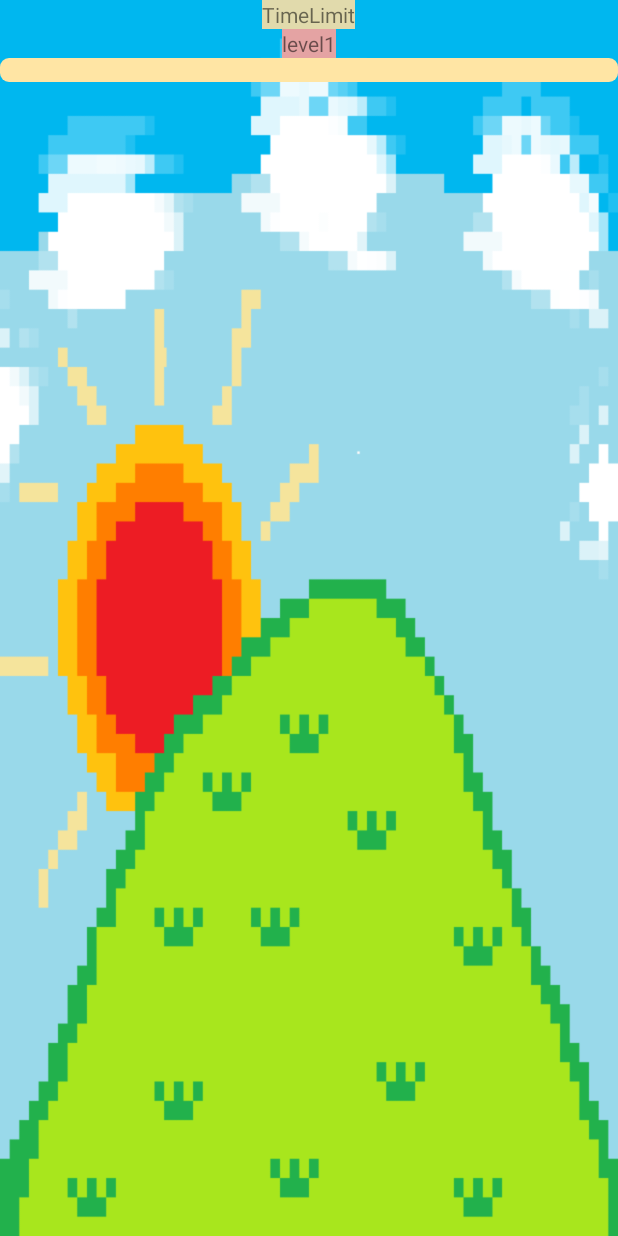
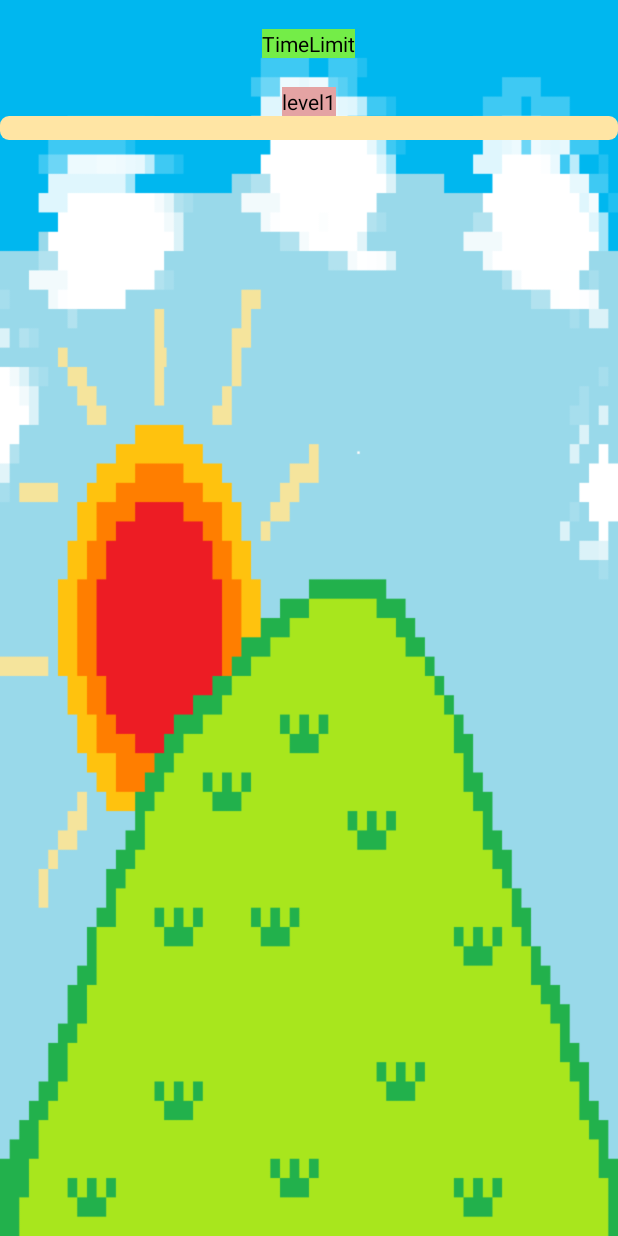
Before and after one commit to SwadDeeHawSudLoa/The-ACE-TAP-TAP, an Android app: the screen it shows after launch (GameActivityMain), after a tap on "START", on a phone screen of 412 x 824 dp. Run offline under Robolectric (Android 15) with nearby library versions, the phone set to English and light mode, and no system bars.

Commit message:
userinteface + music

```diff
--- a/MyTermProject/app/src/main/AndroidManifest.xml
+++ b/MyTermProject/app/src/main/AndroidManifest.xml
@@ -13,15 +13,19 @@
         android:theme="@style/Theme.MyTermProject"
         tools:targetApi="31">
         <activity
+            android:screenOrientation="portrait"
             android:name=".ScoreBoardActivity"
             android:exported="false" />
         <activity
+            android:screenOrientation="portrait"
             android:name=".SettingActivity"
             android:exported="false" />
         <activity
+            android:screenOrientation="portrait"
             android:name=".GameActivityMain"
             android:exported="false" />
         <activity
+            android:screenOrientation="portrait"
             android:name=".MainActivity"
             android:exported="true">
             <intent-filter>
--- a/MyTermProject/app/src/main/java/com/example/mytermproject/GameActivityMain.java
+++ b/MyTermProject/app/src/main/java/com/example/mytermproject/GameActivityMain.java
@@ -96,7 +96,6 @@ public class GameActivityMain extends AppCompatActivity {
     private void start() {
         Random ran = new Random();
         itemButon = findViewById(R.id.imageButton);
-gg = findViewById(R.id.imageView3);
         tap = 0;
         ShowPicin = 0;
         level = 1;
--- a/MyTermProject/app/src/main/java/com/example/mytermproject/MainActivity.java
+++ b/MyTermProject/app/src/main/java/com/example/mytermproject/MainActivity.java
@@ -3,27 +3,23 @@ package com.example.mytermproject;
 import androidx.appcompat.app.AppCompatActivity;
 
 import android.content.Intent;
+import android.media.MediaPlayer;
 import android.os.Bundle;
 import android.view.View;
 import android.widget.Button;
 import android.widget.ImageButton;
 
 public class MainActivity extends AppCompatActivity {
-
-
-    @Override
-    protected void onStart() {
-        super.onStart();
-    }
-
+MediaPlayer mp;
+private  boolean isplay ;
     @Override
     protected void onStop() {
-        super.onStop();
+        super.onStop();isplay =true;
     }
 
     @Override
     protected void onDestroy() {
-        super.onDestroy();
+        super.onDestroy();isplay =true;
     }
 
     @Override
@@ -41,6 +37,12 @@ public class MainActivity extends AppCompatActivity {
         super.onCreate(savedInstanceState);
         setContentView(R.layout.activity_main);
         ImageButton bt1 = findViewById(R.id.button);
+        if(isplay==false){
+            mp = MediaPlayer.create(MainActivity.this,R.raw.i);
+            mp.setLooping(true);
+            mp.start();
+        }
+
         bt1.setOnClickListener(new View.OnClickListener() {
             @Override
             public void onClick(View v) {
@@ -60,6 +62,7 @@ public class MainActivity extends AppCompatActivity {
         bt3.setOnClickListener(new View.OnClickListener() {
             @Override
             public void onClick(View v) {
+                mp.pause();
                 Intent intent3 = new Intent(MainActivity.this,ScoreBoardActivity.class);
                 startActivity(intent3);
             }
--- a/MyTermProject/app/src/main/java/com/example/mytermproject/ScoreBoardActivity.java
+++ b/MyTermProject/app/src/main/java/com/example/mytermproject/ScoreBoardActivity.java
@@ -28,7 +28,7 @@ import java.util.HashMap;
 public class ScoreBoardActivity extends AppCompatActivity {
     private EventData events;
     private Cursor cursor;
-    private Button btt;
+    private ImageButton btt;
 
     private ImageButton btt2;
 
--- a/MyTermProject/app/src/main/res/layout/activity_game_main.xml
+++ b/MyTermProject/app/src/main/res/layout/activity_game_main.xml
@@ -11,22 +11,27 @@
 
     <TextView
         android:id="@+id/timerTextView"
+        android:layout_marginTop="@dimen/size_2_19"
         android:layout_width="wrap_content"
         android:layout_height="wrap_content"
         android:layout_gravity="center"
         android:background="#000000"
-        android:backgroundTint="#E1DAAC"
-        android:text="@string/TimeLimit" />
+        android:backgroundTint="#74ED48"
+        android:text="@string/TimeLimit"
+        android:textColor="@color/black" />
 
     <TextView
         android:id="@+id/textView2"
+        android:layout_marginTop="@dimen/size_2_19"
         android:layout_width="wrap_content"
         android:layout_height="wrap_content"
         android:layout_gravity="center_horizontal"
         android:background="#E4A3A3"
-        android:text="@string/level1" />
+        android:text="@string/level1"
+        android:textColor="@color/black" />
 
     <ProgressBar
+
         android:id="@+id/simpleProgressBar"
         android:layout_width="match_parent"
         android:layout_height="wrap_content"
@@ -44,14 +49,6 @@
         android:visibility="invisible" />
 
     <ImageView
-        android:id="@+id/imageView3"
-        android:layout_width="110dp"
-        android:layout_height="108dp"
-        android:layout_gravity="center"
-        android:visibility="invisible"
-        tools:srcCompat="@tools:sample/backgrounds/scenic" />
-
-    <ImageView
         android:id="@+id/imageView"
         android:layout_width="327dp"
         android:layout_height="445dp"
--- a/MyTermProject/app/src/main/res/values/dimens.xml
+++ b/MyTermProject/app/src/main/res/values/dimens.xml
@@ -23,4 +23,5 @@
     <dimen name="size_19_195">195dp</dimen>
     <dimen name="textsize1">15sp</dimen>
     <dimen name="textsize2">13sp</dimen>
+    <dimen name="size100">100dp</dimen>
 </resources>
--- a/MyTermProject/app/src/main/res/values/strings.xml
+++ b/MyTermProject/app/src/main/res/values/strings.xml
@@ -20,4 +20,5 @@
     <string name="Easy">Easy</string>
     <string name="Hard">Hard</string>
     <string name="challengeGamePlay">challengeGamePlay</string>
+    <string name="reset">Reset</string>
 </resources>
```
Also changed, not shown: MyTermProject/app/src/main/res/layout/activity_main.xml (+3 -4 lines), MyTermProject/app/src/main/res/layout/activity_score_board.xml (+8 -5 lines), MyTermProject/app/src/main/res/drawable/logooooogg.png (added), MyTermProject/app/src/main/res/drawable/reset.png (added), 64 other files.
